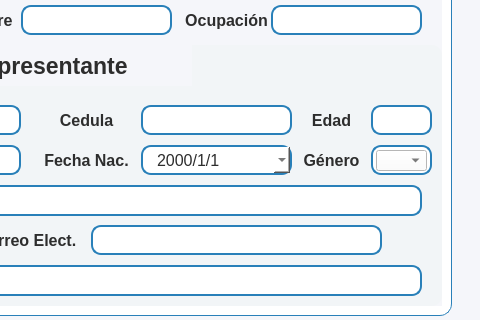
Proyecto-Uptjaa/Proyecto_SIRA, file resources/ui/ficha_estu.ui: the form before one commit; both pictures show x 520 to 1000 and y 196 to 516 of the 1000 by 600 pixel window.
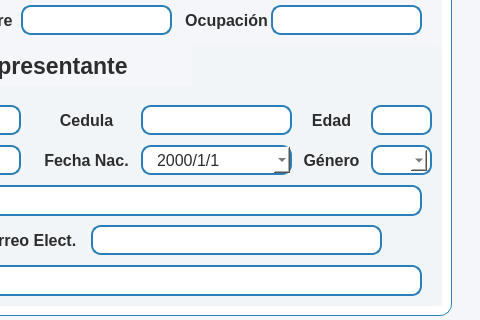
The form after the commit. The open tabs and pages were chosen to show the change. Icons and pictures are not drawn.

Diff of the .ui file:
```diff
--- a/resources/ui/ficha_estu.ui
+++ b/resources/ui/ficha_estu.ui
@@ -3059,7 +3059,8 @@
               <cursorShape>PointingHandCursor</cursorShape>
              </property>
              <property name="styleSheet">
-              <string notr="true">background-color: white</string>
+              <string notr="true">background-color: white;
+border: transparent;</string>
              </property>
              <property name="iconSize">
               <size>
```
Left out of the diff: 65 changed lines with no effect on the pictures.
